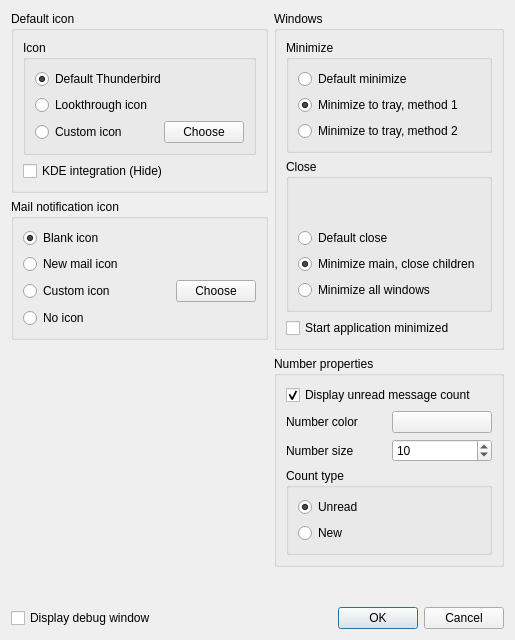
Before: the Qt Designer form app/SysTray-X/preferences.ui in Ximi1970/systray-x, drawn with Qt 5.
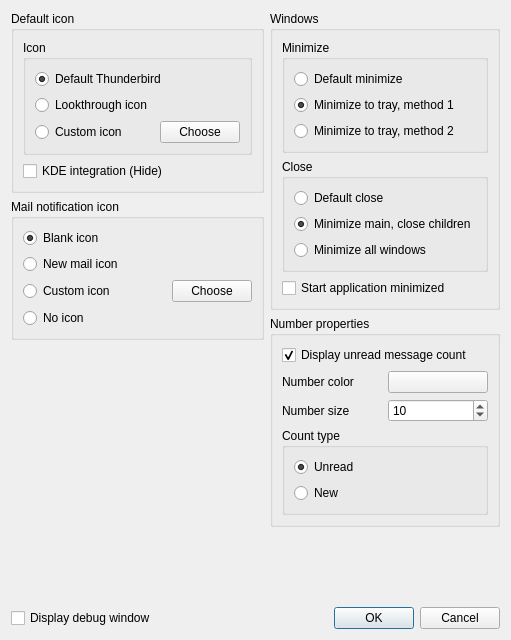
After: the same form once the commit is applied. Icons and pictures are not drawn.

The edit to the form file:
```diff
--- a/app/SysTray-X/preferences.ui
+++ b/app/SysTray-X/preferences.ui
@@ -6,7 +6,7 @@
    <rect>
     <x>0</x>
     <y>0</y>
-    <width>515</width>
+    <width>511</width>
     <height>640</height>
    </rect>
   </property>
@@ -323,19 +323,6 @@
              <string>Close</string>
             </property>
             <layout class="QVBoxLayout" name="verticalLayout_17">
-             <item>
-              <spacer name="verticalSpacer_3">
-               <property name="orientation">
-                <enum>Qt::Vertical</enum>
-               </property>
-               <property name="sizeHint" stdset="0">
-                <size>
-                 <width>20</width>
-                 <height>40</height>
-                </size>
-               </property>
-              </spacer>
-             </item>
              <item>
               <layout class="QVBoxLayout" name="verticalLayout_16">
                <item>
```
Left out of the diff: 4 changed lines with no effect on the pictures.
